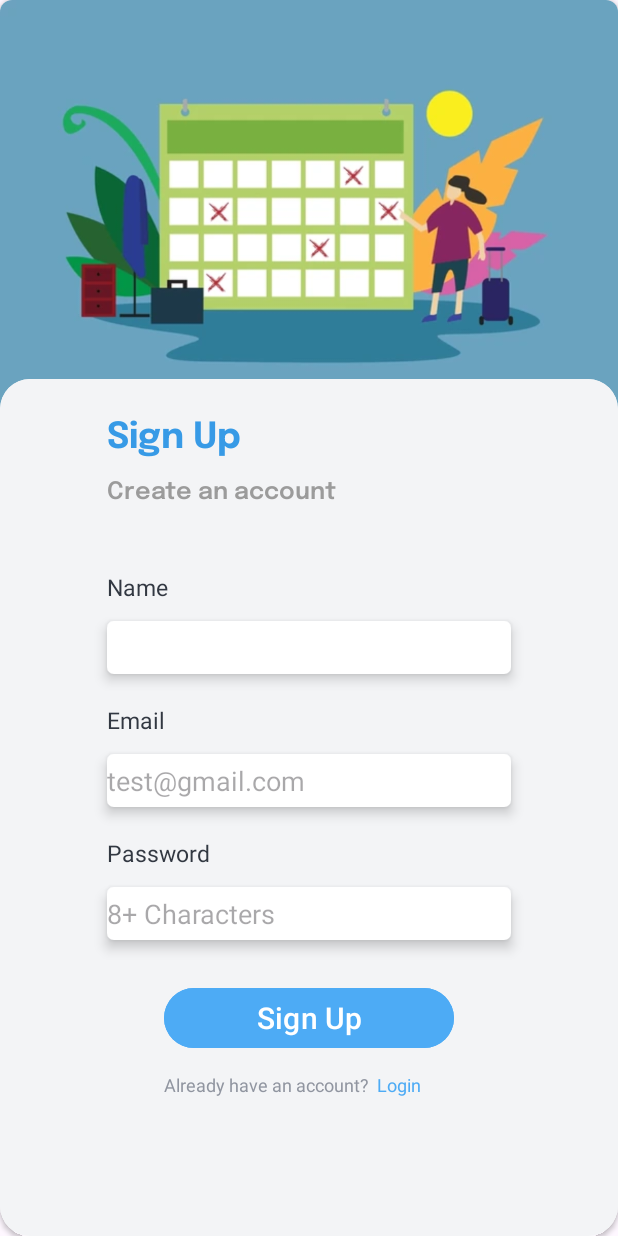
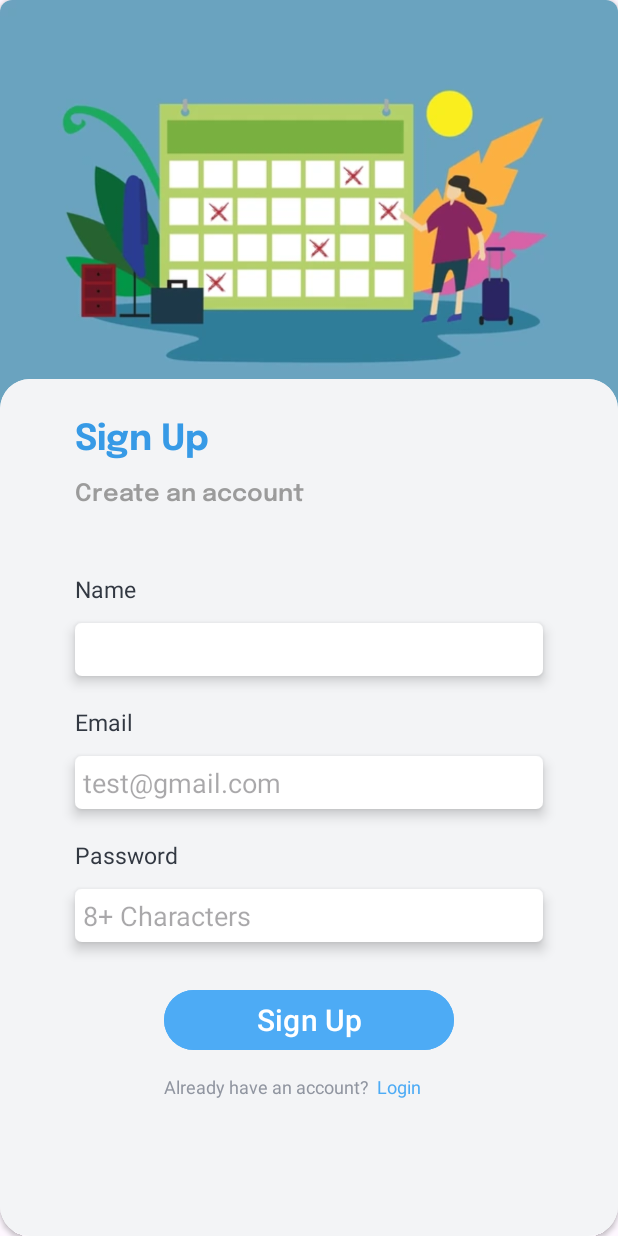
Before and after one commit to bsoc-bitbyte/myLeave, an Android app: the screen it shows after launch (SignUpActivity), on a phone screen of 412 x 824 dp. Run offline under Robolectric (Android 15) with nearby library versions, the phone set to English and light mode, and no system bars.

Commit message:
Made the required changes

```diff
--- a/app/src/main/res/layout/activity_sign_up.xml
+++ b/app/src/main/res/layout/activity_sign_up.xml
@@ -43,9 +43,9 @@
 
                 <TextView
                     android:id="@+id/reference"
-                    android:layout_width="wrap_content"
+                    android:layout_width="match_parent"
                     android:layout_height="5dp"
-                    android:minWidth="269dp"
+                    android:layout_marginHorizontal="50dp"
                     android:alpha="0"
                     app:layout_constraintEnd_toEndOf="parent"
                     app:layout_constraintStart_toStartOf="parent"
@@ -60,10 +60,9 @@
                     android:text="@string/sign_up"
                     android:textColor="#379AE6"
                     android:textSize="24sp"
-                    app:layout_constraintBottom_toBottomOf="parent"
                     app:layout_constraintStart_toStartOf="@+id/reference"
                     app:layout_constraintTop_toTopOf="parent"
-                    app:layout_constraintVertical_bias="0.035" />
+                    android:layout_marginTop="20dp"/>
 
                 <TextView
                     android:id="@+id/tvCreateAccount"
@@ -90,13 +89,13 @@
 
                 <EditText
                     android:id="@+id/etName"
-                    android:layout_width="wrap_content"
+                    android:layout_width="match_parent"
                     android:layout_height="wrap_content"
                     android:layout_marginTop="12dp"
+                    android:layout_marginHorizontal="50dp"
+                    android:padding="5dp"
                     android:background="@drawable/custom_edittext"
                     android:elevation="5dp"
-                    android:minWidth="269dp"
-                    android:minHeight="35dp"
                     android:textColor="@color/black"
                     app:layout_constraintEnd_toEndOf="parent"
                     app:layout_constraintStart_toStartOf="parent"
@@ -115,14 +114,14 @@
 
                 <EditText
                     android:id="@+id/etEmail"
-                    android:layout_width="wrap_content"
+                    android:layout_width="match_parent"
                     android:layout_height="wrap_content"
                     android:layout_marginTop="12dp"
                     android:background="@drawable/custom_edittext"
                     android:elevation="5dp"
+                   android:padding="5dp"
                     android:hint="@string/hint_email"
-                    android:minWidth="269dp"
-                    android:minHeight="35dp"
+                    android:layout_marginHorizontal="50dp"
                     android:textColor="@color/black"
                     app:layout_constraintEnd_toEndOf="parent"
                     app:layout_constraintStart_toStartOf="parent"
@@ -141,15 +140,15 @@
 
                 <EditText
                     android:id="@+id/etPassword"
-                    android:layout_width="wrap_content"
+                    android:layout_width="match_parent"
                     android:layout_height="wrap_content"
                     android:layout_marginTop="12dp"
                     android:background="@drawable/custom_edittext"
                     android:elevation="5dp"
                     android:hint="@string/condition_password"
+                    android:padding="5dp"
                     android:inputType="textPassword"
-                    android:minWidth="269dp"
-                    android:minHeight="35dp"
+                    android:layout_marginHorizontal="50dp"
                     android:textColor="@color/black"
                     app:layout_constraintEnd_toEndOf="parent"
                     app:layout_constraintStart_toStartOf="parent"
```
